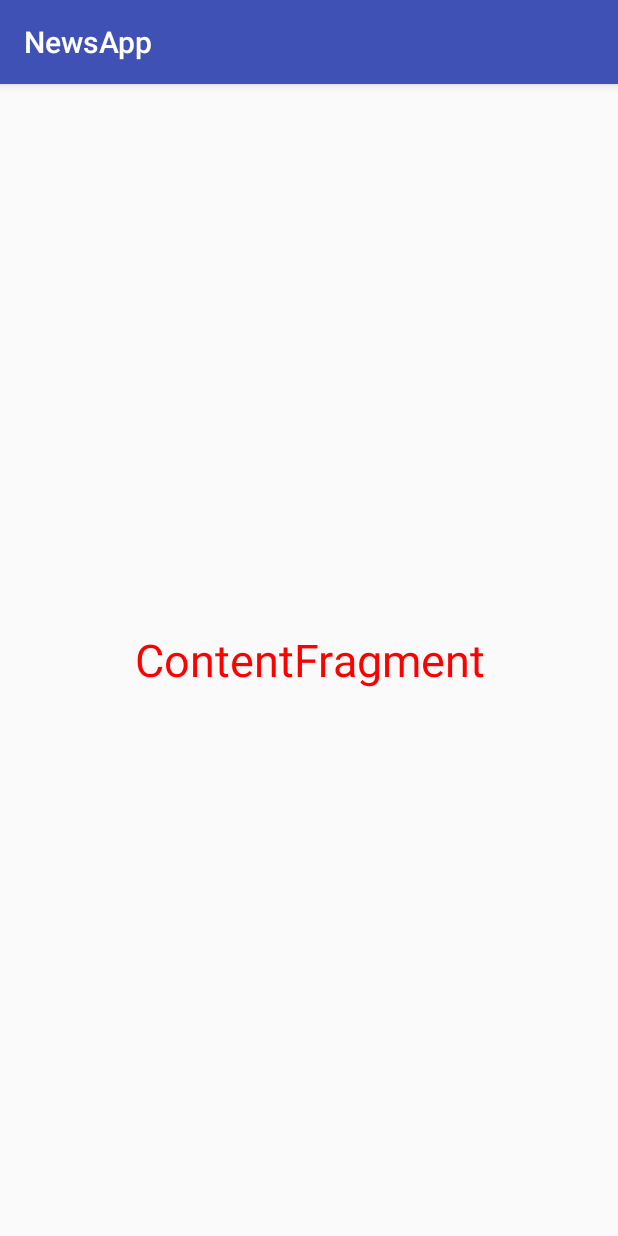
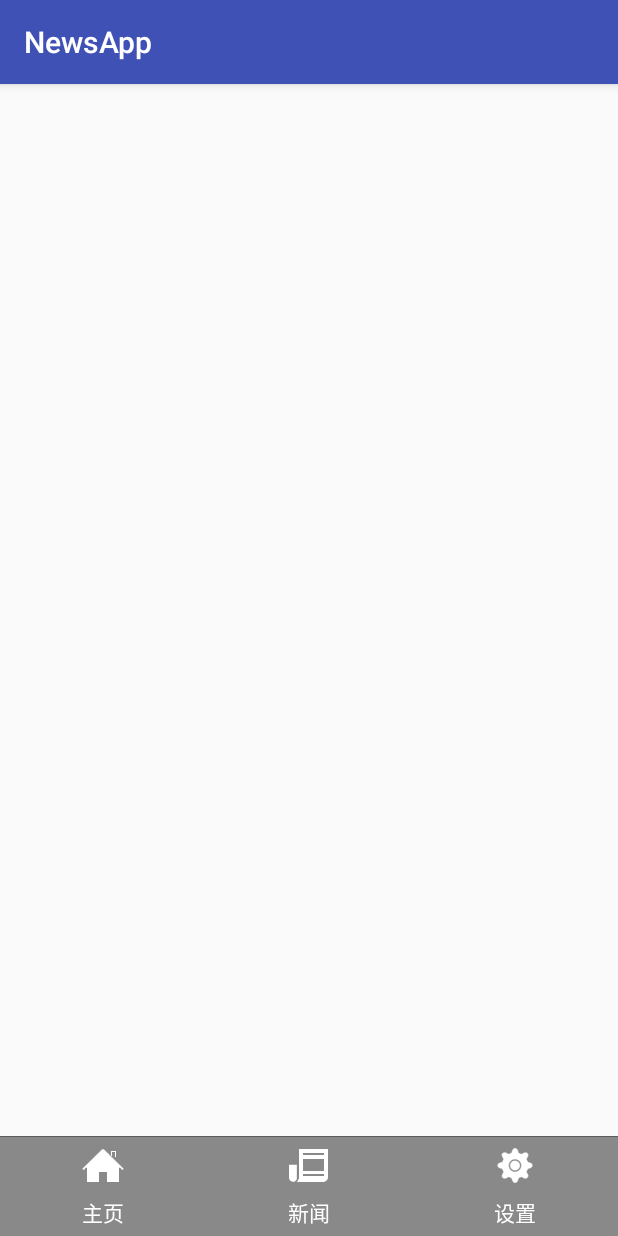
Before and after one commit to ChenYuelun/NewsApp, an Android app: the fragment ContentFragment shown on its own in the app's theme, on a phone screen of 412 x 824 dp. Run offline under Robolectric (Android 15) with nearby library versions, the phone set to English and light mode, and no system bars.

Commit message:
ContentFragment界面底部Tab控制栏

```diff
--- a/app/src/main/AndroidManifest.xml
+++ b/app/src/main/AndroidManifest.xml
@@ -15,7 +15,9 @@
                 <category android:name="android.intent.category.LAUNCHER" />
             </intent-filter>
         </activity>
-        <activity android:name=".acitivyty.MainActivity" />
+        <activity
+            android:name=".acitivyty.MainActivity"
+            android:theme="@android:style/Theme.Light.NoTitleBar" />
         <activity android:name=".acitivyty.GuideActivity"></activity>
     </application>
 
--- a/app/src/main/java/com/example/newsapp/fragment/ContentFragment.java
+++ b/app/src/main/java/com/example/newsapp/fragment/ContentFragment.java
@@ -5,6 +5,7 @@ import android.view.Gravity;
 import android.view.View;
 import android.widget.TextView;
 
+import com.example.newsapp.R;
 import com.example.newsapp.base.BaseFragment;
 
 /**
@@ -12,19 +13,14 @@ import com.example.newsapp.base.BaseFragment;
  */
 
 public class ContentFragment extends BaseFragment {
-    TextView textView;
     @Override
     public View initView() {
-        textView = new TextView(context);
-        textView.setTextColor(Color.RED);
-        textView.setTextSize(30);
-        textView.setGravity(Gravity.CENTER);
-        return textView;
+        View view = View.inflate(context, R.layout.fragment_content,null);
+        return view;
     }
 
     @Override
     public void initData() {
         super.initData();
-        textView.setText("ContentFragment");
     }
 }
--- /dev/null
+++ b/app/src/main/res/drawable/rb_home_drawabletop_selector.xml
@@ -0,0 +1,6 @@
+<?xml version="1.0" encoding="utf-8"?>
+<selector xmlns:android="http://schemas.android.com/apk/res/android">
+    <item android:state_checked="false" android:drawable="@drawable/home"/>
+    <item android:state_checked="true" android:drawable="@drawable/home_press"/>
+
+</selector>
--- /dev/null
+++ b/app/src/main/res/drawable/rb_news_drawabletop_selector.xml
@@ -0,0 +1,6 @@
+<?xml version="1.0" encoding="utf-8"?>
+<selector xmlns:android="http://schemas.android.com/apk/res/android">
+    <item android:state_checked="false" android:drawable="@drawable/newscenter"/>
+    <item android:state_checked="true" android:drawable="@drawable/newscenter_press"/>
+
+</selector>
--- /dev/null
+++ b/app/src/main/res/drawable/rb_setting_drawabletop_selector.xml
@@ -0,0 +1,6 @@
+<?xml version="1.0" encoding="utf-8"?>
+<selector xmlns:android="http://schemas.android.com/apk/res/android">
+    <item android:state_checked="false" android:drawable="@drawable/setting"/>
+    <item android:state_checked="true" android:drawable="@drawable/setting_press"/>
+
+</selector>
--- /dev/null
+++ b/app/src/main/res/drawable/rb_textcolor_selector.xml
@@ -0,0 +1,6 @@
+<?xml version="1.0" encoding="utf-8"?>
+<selector xmlns:android="http://schemas.android.com/apk/res/android">
+    <item android:state_checked="false" android:color="@android:color/white"/>
+    <item android:state_checked="true" android:color="@android:color/holo_red_light"/>
+
+</selector>
--- /dev/null
+++ b/app/src/main/res/layout/fragment_content.xml
@@ -0,0 +1,44 @@
+<?xml version="1.0" encoding="utf-8"?>
+<LinearLayout xmlns:android="http://schemas.android.com/apk/res/android"
+    android:layout_width="match_parent"
+    android:layout_height="match_parent"
+    android:orientation="vertical">
+
+    <android.support.v4.view.ViewPager
+        android:id="@+id/content_vp"
+        android:layout_width="match_parent"
+        android:layout_height="0dp"
+        android:layout_weight="1" />
+
+
+    <RadioGroup
+        android:id="@+id/rg_content"
+        android:layout_width="match_parent"
+        android:layout_height="wrap_content"
+        android:background="@drawable/bottom_tab_bg"
+        android:gravity="center_vertical"
+        android:orientation="horizontal">
+
+
+        <RadioButton
+            android:id="@+id/rb_home"
+            style="@style/content_rb"
+            android:drawableTop="@drawable/rb_home_drawabletop_selector"
+            android:text="主页" />
+
+        <RadioButton
+            android:id="@+id/rb_news"
+            style="@style/content_rb"
+            android:drawableTop="@drawable/rb_news_drawabletop_selector"
+            android:text="新闻" />
+
+
+        <RadioButton
+            android:id="@+id/rb_setting"
+            style="@style/content_rb"
+            android:drawableTop="@drawable/rb_setting_drawabletop_selector"
+            android:text="设置" />
+
+
+    </RadioGroup>
+</LinearLayout>
--- a/app/src/main/res/values/styles.xml
+++ b/app/src/main/res/values/styles.xml
@@ -8,4 +8,17 @@
         <item name="colorAccent">@color/colorAccent</item>
     </style>
 
+
+    <style name="content_rb">
+        <item name="android:layout_width">wrap_content</item>
+        <item name="android:layout_height">wrap_content</item>
+        <item name="android:layout_weight">1</item>
+        <item name="android:button">@null</item>
+        <item name="android:drawablePadding">5dp</item>
+        <item name="android:gravity">center</item>
+        <item name="android:textColor">@drawable/rb_textcolor_selector</item>
+
+
+    </style>
+
 </resources>
```
Also changed, not shown: app/src/main/res/drawable-hdpi/bottom_tab_bg.png (added), app/src/main/res/drawable-hdpi/home.png (added), app/src/main/res/drawable-hdpi/home_press.png (added), app/src/main/res/drawable-hdpi/icon_pic_list_type.png (added), app/src/main/res/drawable-hdpi/newscenter.png (added), app/src/main/res/drawable-hdpi/newscenter_press.png (added), app/src/main/res/drawable-hdpi/setting.png (added), app/src/main/res/drawable-hdpi/setting_press.png (added).
